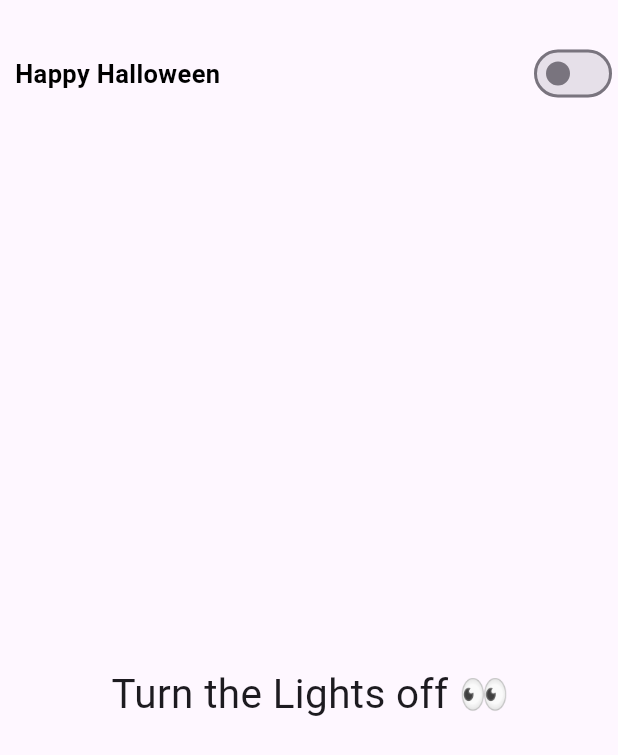
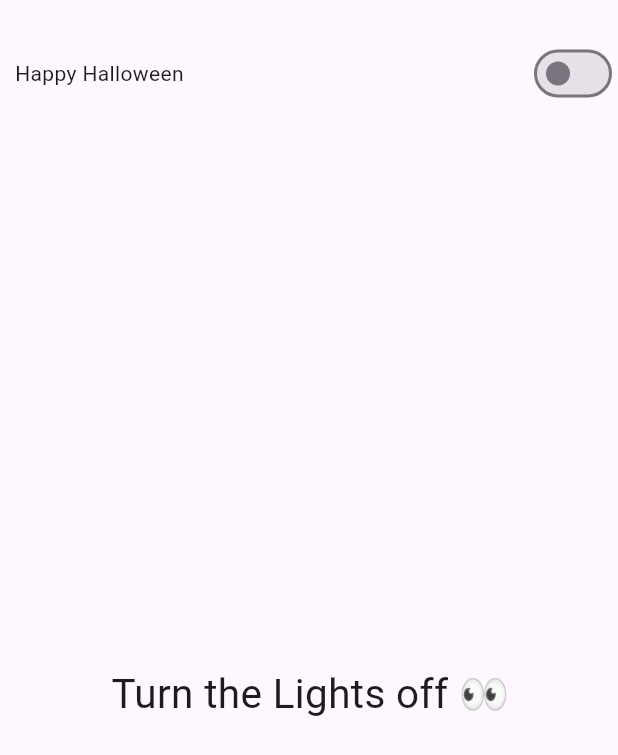
Before and after one commit to Amjadyabroudi128/halloween, a Flutter app: the screen it shows after launch, on a phone screen of 412 x 824 dp. Shown: the top 755 px of the screen. Run offline on Flutter 3.47's test engine with Material 3 defaults, Android fonts, the phone set to English and light mode, and no system bars.

Commit message:
textStyle

```diff
--- a/lib/home/homePage.dart
+++ b/lib/home/homePage.dart
@@ -31,9 +31,7 @@ class _MyHomePageState extends State<MyHomePage> {
                   children: [
                     Padding(
                       padding: const EdgeInsets.all(8.0),
-                      child: Text(happy, style:
-                      TextStyle(fontSize: 17, fontWeight: FontWeight.bold,
-                          color: widget.isDarkMode ? Colors.purple : Colors.black ),),
+                      child: Text(happy),
                     ),
                     Spacer(),
                     SwitchHalloween(widget: widget),
```
